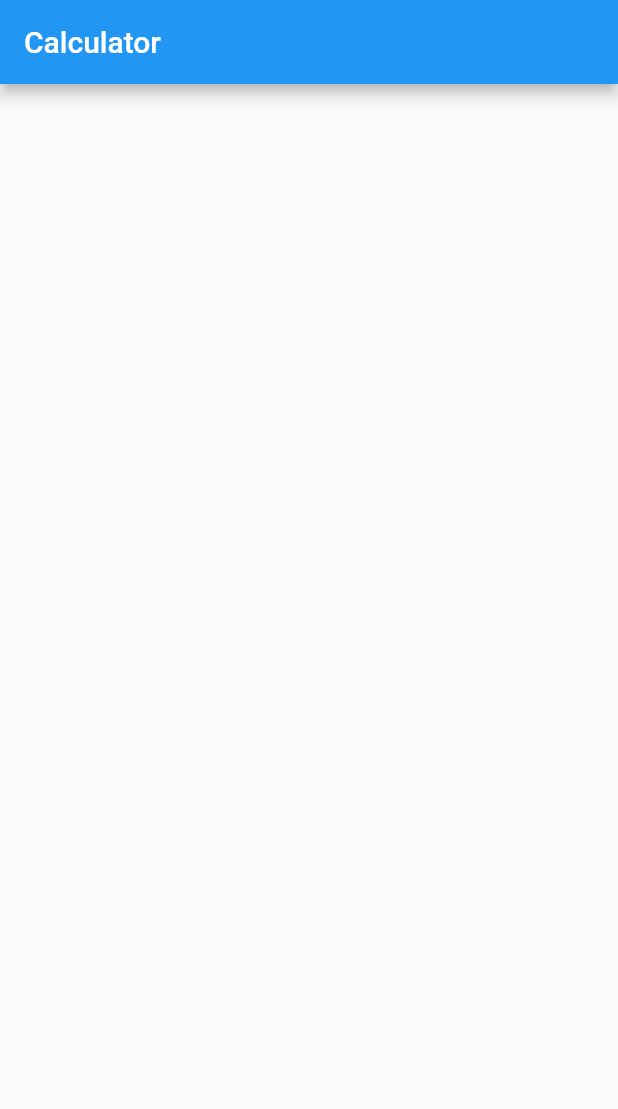
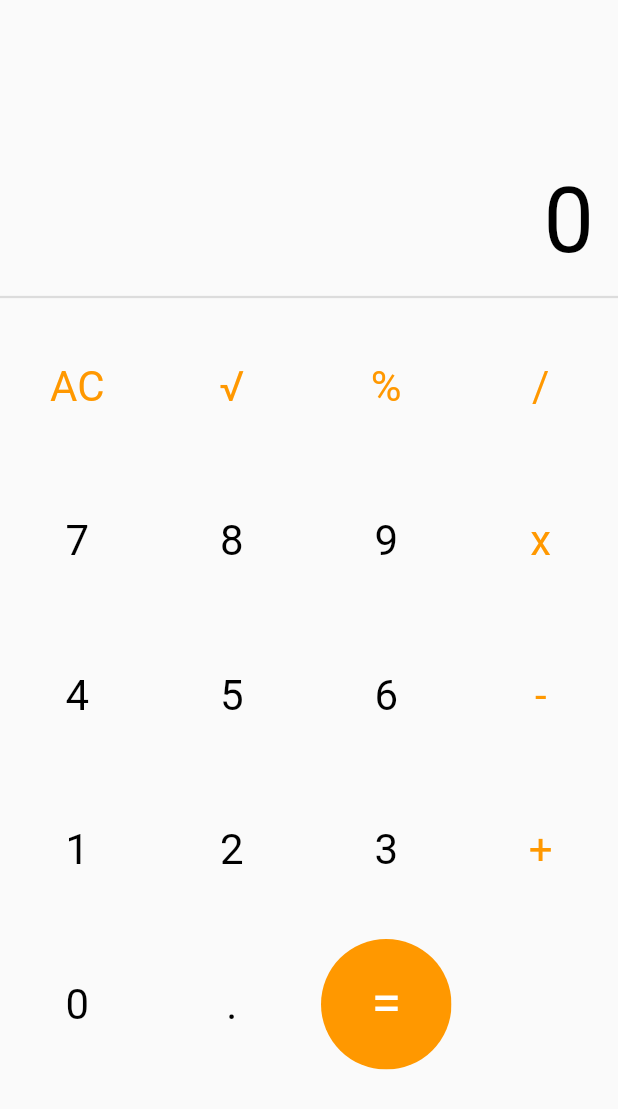
Before and after one commit to trf-robosoft-workshop/calculator_app, a Flutter app: the screen it shows after launch, on a phone screen of 412 x 824 dp. Shown: the top 1109 px of the screen. Run offline on Flutter 3.47's test engine with Material 2 defaults, Android fonts, the phone set to English and light mode, and no system bars; our stand-ins replace math_expressions.

Commit message:
final commit

```diff
--- a/lib/home_page.dart
+++ b/lib/home_page.dart
@@ -1,13 +1,157 @@
+import 'package:calculator_app/my_button.dart';
+import 'package:calculator_app/user_input.dart';
 import 'package:flutter/material.dart';
+import 'package:math_expressions/math_expressions.dart';
 
-class HomePage extends StatelessWidget {
+class HomePage extends StatefulWidget {
+  @override
+  State<HomePage> createState() => _HomePageState();
+}
+
+class _HomePageState extends State<HomePage> {
+  String userInput = "";
+  String answer = "0";
+
+  final List<String> buttons = [
+    'AC',
+    '√',
+    '%',
+    '/',
+    '7',
+    '8',
+    '9',
+    'x',
+    '4',
+    '5',
+    '6',
+    '-',
+    '1',
+    '2',
+    '3',
+    '+',
+    '0',
+    '.',
+    '=',
+  ];
+
+  calculateResult() {
+    String finaluserinput = userInput;
+    // most math parsers use '*' instead of 'x' for multiplication
+    finaluserinput = userInput.replaceAll('x', '*');
+
+    // Parser use to solve maths expressions by implicitly converting them to int/double
+    Parser p = Parser();
+
+    // maths expression
+    Expression exp = p.parse(finaluserinput);
+
+    // keeps track of variables during calculation
+    ContextModel cm = ContextModel();
+
+    // final result
+    num eval = exp.evaluate(EvaluationType.REAL, cm);
+
+    // converting 100.0 to 100
+    eval = (eval == eval.truncate()) ? eval.toInt() : eval;
+
+    answer = eval.toString();
+  }
+
+  bool isOperator(String str) =>
+      (str == "+" || str == "-" || str == "x" || str == "/" || str == "%");
+
   @override
   Widget build(BuildContext context) {
     return Scaffold(
-      appBar: AppBar(
-        title: const Text("Calculator"),
+      body: SingleChildScrollView(
+        child: Column(
+          children: [
+            const SizedBox(
+              height: 50,
+            ),
+            UserInput(
+              myText: userInput,
+              myFontSize: 32,
+              myColor: Colors.grey.shade700,
+            ),
+            UserInput(
+              myText: answer,
+              myFontSize: 60,
+              myColor: Colors.black,
+            ),
+            const Divider(
+              thickness: 1.5,
+            ),
+            GridView.builder(
+                gridDelegate: SliverGridDelegateWithFixedCrossAxisCount(
+                    crossAxisCount: 4),
+                itemCount: buttons.length,
+                shrinkWrap: true,
+                physics: ClampingScrollPhysics(),
+                itemBuilder: (context, index) {
+                  // AC button
+                  if (index == 0) {
+                    return MyButton(
+                      myText: buttons[index],
+                      myColor: Colors.orange,
+                      myFontSize: 28,
+                      onButtonPressed: () {
+                        setState(() {
+                          userInput = "";
+                          answer = "0";
+                          print(userInput);
+                        });
+                      },
+                    );
+                  }
+                  // sqrt
+                  else if (index == 1) {
+                    return MyButton(
+                      myText: buttons[index],
+                      myColor: Colors.orange,
+                      myFontSize: 28,
+                      onButtonPressed: () {
+                        setState(() {
+                          userInput += "sqrt";
+                          // userInput += buttons[index];
+                          print(userInput);
+                        });
+                      },
+                    );
+                  }
+                  // = button
+                  else if (index == buttons.length - 1) {
+                    return MyButton(
+                      myText: buttons[index],
+                      myColor: Colors.orange,
+                      myFontSize: 36,
+                      onButtonPressed: () {
+                        setState(() {
+                          calculateResult();
+                          print("Equal to pressed");
+                          print(answer);
+                        });
+                      },
+                    );
+                  } else {
+                    return MyButton(
+                      myText: buttons[index],
+                      myColor: isOperator(buttons[index])
+                          ? Colors.orange
+                          : Colors.black,
+                      myFontSize: 28,
+                      onButtonPressed: () {
+                        setState(() {
+                          userInput += buttons[index];
+                          print(userInput);
+                        });
+                      },
+                    );
+                  }
+                })
+          ],
+        ),
       ),
-      body: Container(),
     );
   }
 }
--- /dev/null
+++ b/lib/my_button.dart
@@ -0,0 +1,39 @@
+import 'package:flutter/material.dart';
+
+class MyButton extends StatelessWidget {
+  MyButton(
+      {Key? key,
+      required this.myColor,
+      required this.myFontSize,
+      required this.myText,
+      this.onButtonPressed})
+      : super(key: key);
+
+  String myText;
+  Color myColor;
+  double myFontSize;
+  final onButtonPressed;
+
+  @override
+  Widget build(BuildContext context) {
+    return InkWell(
+        onTap: onButtonPressed,
+        child: Padding(
+          padding: const EdgeInsets.all(8.0),
+          child: ClipRRect(
+            borderRadius: BorderRadius.circular(50),
+            child: Container(
+              color: myText == "=" ? myColor : Colors.transparent,
+              child: Center(
+                child: Text(
+                  myText,
+                  style: TextStyle(
+                      color: myText == "=" ? Colors.white : myColor,
+                      fontSize: myFontSize),
+                ),
+              ),
+            ),
+          ),
+        ));
+  }
+}
--- /dev/null
+++ b/lib/user_input.dart
@@ -0,0 +1,27 @@
+import 'package:flutter/material.dart';
+
+class UserInput extends StatelessWidget {
+  UserInput(
+      {Key? key,
+      required this.myText,
+      required this.myFontSize,
+      required this.myColor})
+      : super(key: key);
+
+  String myText;
+  double myFontSize;
+  Color myColor;
+
+  @override
+  Widget build(BuildContext context) {
+    return Padding(
+      padding: const EdgeInsets.symmetric(vertical: 8, horizontal: 16),
+      child: Align(
+          alignment: Alignment.centerRight,
+          child: Text(
+            myText,
+            style: TextStyle(fontSize: myFontSize, color: myColor),
+          )),
+    );
+  }
+}
--- a/pubspec.yaml
+++ b/pubspec.yaml
@@ -31,9 +31,12 @@ dependencies:
     sdk: flutter
 
 
+
+
   # The following adds the Cupertino Icons font to your application.
   # Use with the CupertinoIcons class for iOS style icons.
   cupertino_icons: ^1.0.2
+  math_expressions: ^2.3.0
 
 dev_dependencies:
   flutter_test:
```
Also changed, not shown: pubspec.lock, 1 other file.
